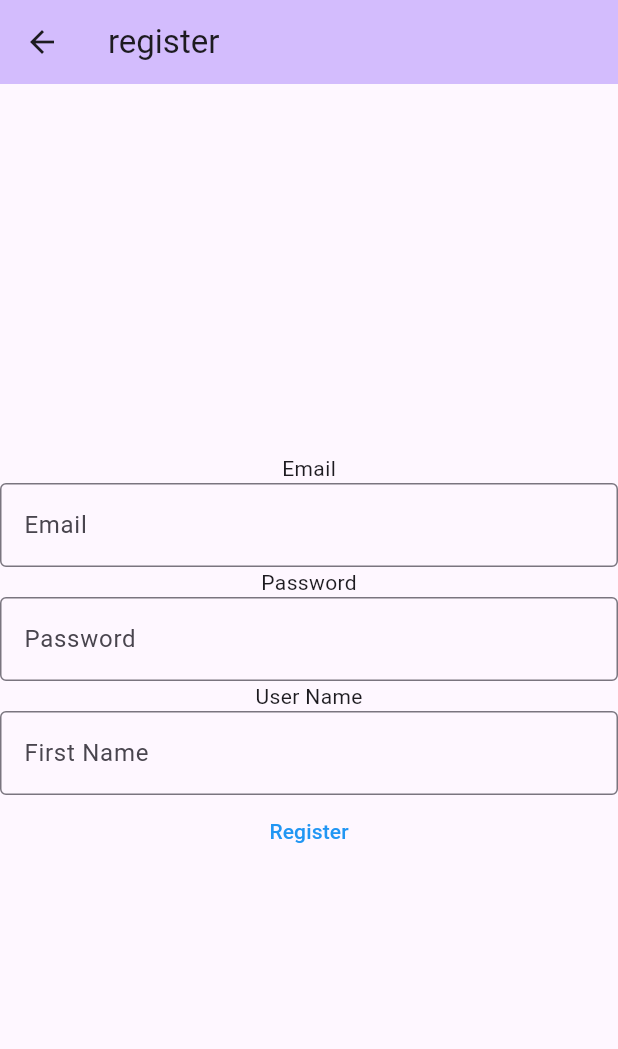
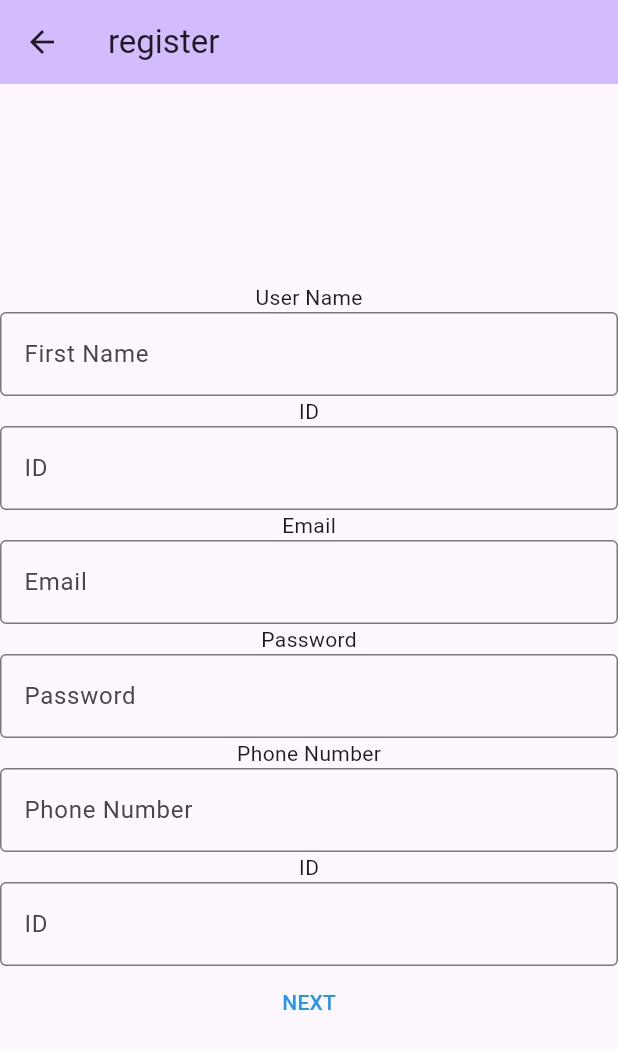
Before and after one commit to yamin73/final_project, a Flutter app: the screen it shows after launch, after a tap on "Create New Account", on a phone screen of 412 x 824 dp. Shown: the top 1049 px of the screen. Run offline on Flutter 3.47's test engine with Material 3 defaults, Android fonts, the phone set to English and light mode, and no system bars; missing offline and left inert: mysql1.

Commit message:
add func2

```diff
--- a/lib/Models/UserModel.dart
+++ b/lib/Models/UserModel.dart
@@ -3,23 +3,31 @@ class User {
     this.id = "",
     this.name = "",
     this.phone = "",
-    this.note = "",
+    this.email ="",
+    this.password ="",
   });
   String id;
   String name;
   String phone;
-  String note;
+  String email;
+  String password;
+
+
+
 
   factory User.fromJson(Map<String, dynamic> json) => User(
         id: json["id"],
         name: json["name"],
         phone: json["phone"],
-        note: json["note"],
+        email: json["email"],
+        password: json["password"]
       );
   Map<String, dynamic> tojson() => {
         id: ["id"],
         name: ["name"],
         phone: ["phone"],
-        note: ["note"],
+        email: ["email"],
+        password:["password"]
+
       };
 }
--- a/lib/Views/RegisterScreen.dart
+++ b/lib/Views/RegisterScreen.dart
@@ -22,6 +22,8 @@ class RegisterScreenPageState extends State<RegisterScreen> {
   final TextEditingController _txtEmail = TextEditingController();
   final TextEditingController _txtPassword = TextEditingController();
   final TextEditingController _txtUserName = TextEditingController();
+  final TextEditingController _txtPhoneNumber = TextEditingController();
+  final TextEditingController _txtID = TextEditingController();
 
 void insertUserFunc()
 {
@@ -29,8 +31,10 @@ void insertUserFunc()
     {
       var user= new User();
       user.name=_txtUserName.text;
-      user.phone =_txtEmail.text;
-      insertUser(user);
+      user.phone =_txtPhoneNumber.text;
+      user.id=_txtID.text;
+      user.email=_txtEmail.text;
+      user.password=_txtPassword.text;
     }
 }
   @override
@@ -49,6 +53,22 @@ void insertUserFunc()
 
           mainAxisAlignment: MainAxisAlignment.center,
           children: <Widget>[
+            Text('User Name',),
+            TextField(
+              decoration: InputDecoration(
+                border: OutlineInputBorder(),
+                hintText: 'First Name',
+              ),
+              controller: _txtUserName,
+
+            ),
+            Text('ID'),
+            TextField(
+              decoration: InputDecoration(
+                border: OutlineInputBorder(),
+                hintText: 'ID',
+              ),
+              controller: _txtID,),
             Text('Email',),
             TextField(
               decoration: InputDecoration(
@@ -63,18 +83,27 @@ void insertUserFunc()
                 border: OutlineInputBorder(),
                 hintText: 'Password',
               ),
-              controller: _txtPassword,
+
+              controller: _txtPhoneNumber,
+
 
             ),
-            Text('User Name',),
+        Text('Phone Number'),
+        TextField(
+          decoration: InputDecoration(
+            border: OutlineInputBorder(),
+            hintText: 'Phone Number',
+          ),
+          controller: _txtPhoneNumber,),
+
+            Text('ID'),
             TextField(
               decoration: InputDecoration(
                 border: OutlineInputBorder(),
-                hintText: 'First Name',
+                hintText: 'ID',
               ),
-              controller: _txtUserName,
+              controller: _txtID,),
 
-            ),
 
             TextButton(
               style: ButtonStyle(
@@ -86,7 +115,7 @@ void insertUserFunc()
                // uti.showMyDialog(context, _txtUserName.text, _txtEmail.text);
 
               },
-              child: Text('Register'),
+              child: Text('NEXT'),
             )
 
 
--- a/lib/main.dart
+++ b/lib/main.dart
@@ -74,19 +74,13 @@ class _MyHomePageState extends State<MyHomePage> {
                 hintText: 'Password',
               ),
             ),
-            Text('First Name',),
-            TextField(
-              decoration: InputDecoration(
-                border: OutlineInputBorder(),
-                hintText: 'First Name',
-              ),
-            ),
+
             TextButton(
               style: ButtonStyle(
                 foregroundColor: MaterialStateProperty.all<Color>(Colors.blue),
               ),
               onPressed: () { },
-              child: Text('Register'),
+              child: Text('LOG IN'),
             ),
             TextButton(
               style: ButtonStyle(
@@ -97,26 +91,7 @@ class _MyHomePageState extends State<MyHomePage> {
               },
               child: Text('Create New Account'),
             ),
-          TextButton(
-          onPressed: () => showDialog<String>(
-      context: context,
-      builder: (BuildContext context) => AlertDialog(
-        title: const Text('AlertDialog Title'),
-        content: const Text('AlertDialog description'),
-        actions: <Widget>[
-          TextButton(
-            onPressed: () => Navigator.pop(context, 'Cancel'),
-            child: const Text('Cancel'),
-          ),
-          TextButton(
-            onPressed: () => Navigator.pop(context, 'OK'),
-            child: const Text('OK'),
-          ),
-        ],
-      ),
-    ),
-    child: const Text('Show Dialog'),
-    )
+
           ],
         ),
       ),
```
